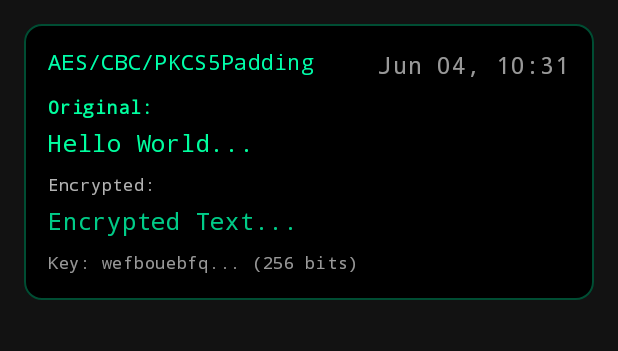
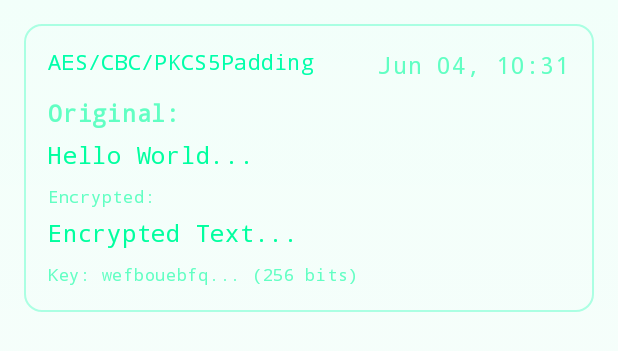
Before and after one commit to PersonX-46/CryptX, an Android app built with Jetpack Compose: the @Preview function PreviewEncryptionHistoryItem, on a phone screen of 412 x 824 dp. Shown: the top 351 px of the screen. Run offline under Robolectric (Android 15) with nearby library versions, the phone set to English and light mode, and no system bars; our stand-ins replace Room's generated code.

Commit message:
refactor: update color scheme in history item screens and enhance background styling in EncryptionHistoryScreen

```diff
--- a/app/src/main/java/com/personx/cryptx/FeaturedActivity.kt
+++ b/app/src/main/java/com/personx/cryptx/FeaturedActivity.kt
@@ -80,7 +80,7 @@ class FeaturedActivity : ComponentActivity() {
                     },
                 )
 
-                Surface(modifier = Modifier.fillMaxSize().background(Color.Black)) {
+                Surface(modifier = Modifier.fillMaxSize(), color = MaterialTheme.colorScheme.background) {
                     Box(
                         modifier = Modifier
                             .fillMaxSize()
--- a/app/src/main/java/com/personx/cryptx/components/EncryptionHistoryItem.kt
+++ b/app/src/main/java/com/personx/cryptx/components/EncryptionHistoryItem.kt
@@ -33,7 +33,7 @@ fun EncryptionHistoryItem(
 ) {
     Card(
         modifier = modifier.clickable { onClick(entry) },
-        colors = CardDefaults.cardColors(containerColor = Color.Black),
+        colors = CardDefaults.cardColors(containerColor = Color.Transparent),
         border = BorderStroke(1.dp, cyberpunkGreen.copy(alpha = 0.3f))
     ) {
         Column(
@@ -54,7 +54,7 @@ fun EncryptionHistoryItem(
                 Text(
                     text = SimpleDateFormat("MMM dd, HH:mm", Locale.getDefault())
                         .format(Date(entry.timestamp)),
-                    color = Color.White.copy(alpha = 0.6f),
+                    color = MaterialTheme.colorScheme.onSurface.copy(alpha = 0.6f),
                     fontFamily = FontFamily.Monospace
                 )
             }
@@ -64,9 +64,8 @@ fun EncryptionHistoryItem(
             // Original Text
             Text(
                 text = "Original:",
-                color = MaterialTheme.colorScheme.onSurface,
+                color = MaterialTheme.colorScheme.onSurface.copy(alpha = 0.6f),
                 fontFamily = FontFamily.Monospace,
-                style = MaterialTheme.typography.labelMedium,
                 fontWeight = FontWeight.Bold
             )
             Text(
@@ -79,13 +78,13 @@ fun EncryptionHistoryItem(
             // Encrypted Output
             Text(
                 text = "Encrypted:",
-                color = Color.White.copy(alpha = 0.7f),
+                color = MaterialTheme.colorScheme.onSurface.copy(alpha = 0.6f),
                 fontFamily = FontFamily.Monospace,
                 style = MaterialTheme.typography.labelSmall
             )
             Text(
                 text = entry.encryptedOutput.take(20) + "...",
-                color = cyberpunkGreen.copy(alpha = 0.8f),
+                color = MaterialTheme.colorScheme.onSurface,
                 fontFamily = FontFamily.Monospace,
                 modifier = Modifier.padding(top = 4.dp)
             )
@@ -94,7 +93,7 @@ fun EncryptionHistoryItem(
             Spacer(modifier = Modifier.height(8.dp))
             Text(
                 text = "Key: ${entry.key.take(10)}... (${entry.keySize} bits)",
-                color = Color.White.copy(alpha = 0.6f),
+                color = MaterialTheme.colorScheme.onSurface.copy(alpha = 0.6f),
                 fontFamily = FontFamily.Monospace,
                 style = MaterialTheme.typography.labelSmall
             )
--- a/app/src/main/java/com/personx/cryptx/screens/EncryptionHistoryScreen.kt
+++ b/app/src/main/java/com/personx/cryptx/screens/EncryptionHistoryScreen.kt
@@ -9,10 +9,12 @@ import androidx.compose.foundation.layout.fillMaxWidth
 import androidx.compose.foundation.layout.padding
 import androidx.compose.foundation.lazy.LazyColumn
 import androidx.compose.foundation.lazy.items
+import androidx.compose.material3.MaterialTheme
 import androidx.compose.material3.Text
 import androidx.compose.runtime.Composable
 import androidx.compose.ui.Alignment
 import androidx.compose.ui.Modifier
+import androidx.compose.ui.graphics.Brush
 import androidx.compose.ui.graphics.Color
 import androidx.compose.ui.text.font.FontFamily
 import androidx.compose.ui.tooling.preview.Preview
@@ -37,7 +39,14 @@ fun HistoryScreen(
     Column(
         modifier = Modifier
             .fillMaxSize()
-            .background(darkBackground)
+            .background(
+                Brush.verticalGradient(
+                    colors = listOf(
+                        MaterialTheme.colorScheme.onSurface.copy(0.05f),
+                        MaterialTheme.colorScheme.onPrimary.copy(0.01F)
+                    )
+                )
+            )
             .padding(16.dp)
     ) {
 
@@ -84,7 +93,14 @@ fun HistoryScreen(
     Column(
         modifier = Modifier
             .fillMaxSize()
-            .background(darkBackground)
+            .background(
+                Brush.verticalGradient(
+                    colors = listOf(
+                        MaterialTheme.colorScheme.onSurface.copy(0.05f),
+                        MaterialTheme.colorScheme.onPrimary.copy(0.01F)
+                    )
+                )
+        )
             .padding(16.dp)
     ) {
 
```
Also changed, not shown: app/src/main/java/com/personx/cryptx/components/DecryptionHistoryItem.kt (+5 -5 lines).
